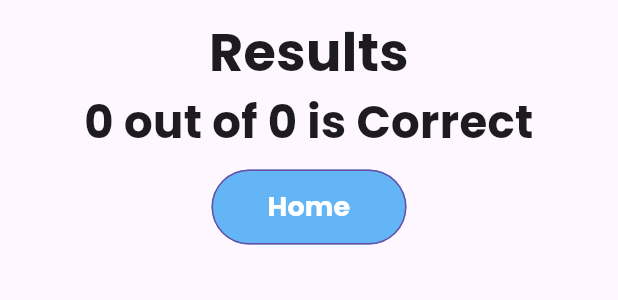
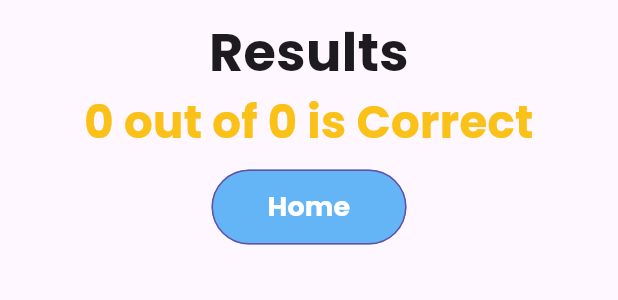
Before and after one commit to rashen33/quiz_app_flutter, a Flutter app: the ResultScreen widget shown alone on an empty page, opened directly with empty values, on a phone screen of 412 x 824 dp. Shown: the top 300 px of the screen. Run offline on Flutter 3.47's test engine with Material 3 defaults, Android fonts, the phone set to English and light mode, and no system bars; our stand-ins replace google_fonts.

Commit message:
styled the result screen

```diff
--- a/assets/json/que.json
+++ b/assets/json/que.json
@@ -4,7 +4,7 @@
     "options": ["Widgets", "Components", "Blocks", "Functions"]
   },
   {
-    "question": "How are Flutter UIs built?",
+    "question": "How are Flutter UIs built?           ",
     "options": [
       "By combining widgets in code",
       "By combining widgets in a visual editor",
--- a/lib/quiz.dart
+++ b/lib/quiz.dart
@@ -39,7 +39,7 @@ class _QuizState extends State<Quiz> {
     }
   }
 
-  void onRestart(String value) {
+  void onHome(String value) {
     setState(() {
       selectedAnswer = [];
       activeScreen = 'start';
@@ -60,7 +60,8 @@ class _QuizState extends State<Quiz> {
     }
 
     if (activeScreen == 'result') {
-      currentScreen = ResultScreen(onAction: onRestart, answerList: selectedAnswer);
+      currentScreen =
+          ResultScreen(onAction: onHome, answerList: selectedAnswer);
     }
 
     return MaterialApp(
--- a/lib/screens/result_screen.dart
+++ b/lib/screens/result_screen.dart
@@ -54,12 +54,12 @@ class ResultScreen extends StatelessWidget {
             style: GoogleFonts.poppins(
               fontSize: 30,
               fontWeight: FontWeight.bold,
+              color: const Color.fromARGB(255, 250, 193, 24),
             ),
           ),
           Center(
             child: Column(
               // mainAxisSize: MainAxisSize.min,
-              mainAxisAlignment: MainAxisAlignment.start, // Set main axis alignment
               crossAxisAlignment: CrossAxisAlignment.start, // Set cross axis alignment
               children: [
                 ...getSummary().map(
@@ -69,7 +69,7 @@ class ResultScreen extends StatelessWidget {
                       child: Column(
                         children: [
                           Text(
-                            textAlign: TextAlign.left,
+                            textAlign: TextAlign.start,
                             style: GoogleFonts.poppins(
                               fontSize: 20,
                               fontWeight: FontWeight.bold,
@@ -77,22 +77,22 @@ class ResultScreen extends StatelessWidget {
                             '${(s['questionIndex'] as int) + 1}. ${s['question']}',
                           ),
                           Text(
-                            textAlign: TextAlign.start,
+                            textAlign: TextAlign.center,
                             style: GoogleFonts.poppins(
                               fontSize: 20,
                               fontWeight: FontWeight.bold,
-                              color: const Color.fromARGB(255, 38, 204, 47),
+                              color: Color.fromARGB(255, 37, 245, 47),
                             ),
-                            'Correct Answer : \n ${s['correct_answer']}',
+                            'Correct Answer : ${s['correct_answer']}',
                           ),
                           Text(
-                            textAlign: TextAlign.left,
+                            textAlign: TextAlign.center,
                             style: GoogleFonts.poppins(
                               fontSize: 20,
                               fontWeight: FontWeight.bold,
-                              color: Color.fromARGB(255, 187, 204, 38),
+                              color: Color.fromARGB(255, 250, 246, 19),
                             ),
-                            'Your Answer : \n ${s['user_answer']}',
+                            'Your Answer : ${s['user_answer']}',
                           )
                         ],
                       ),
```
